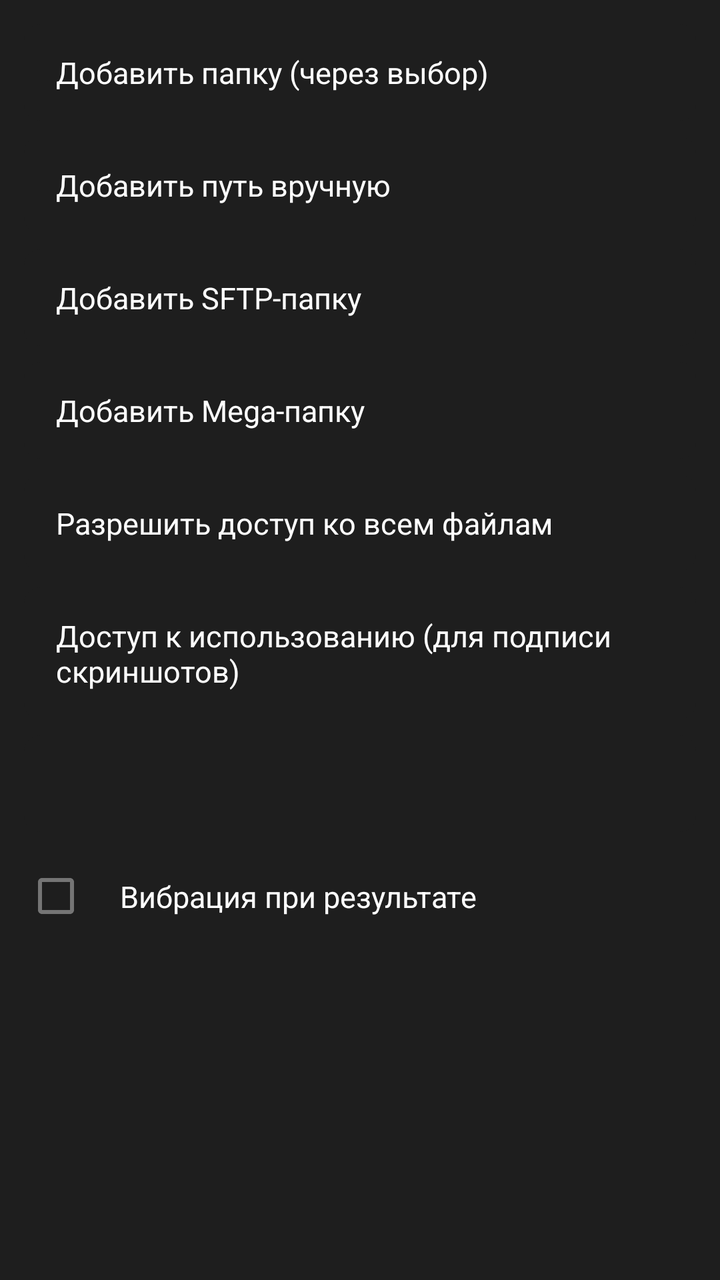
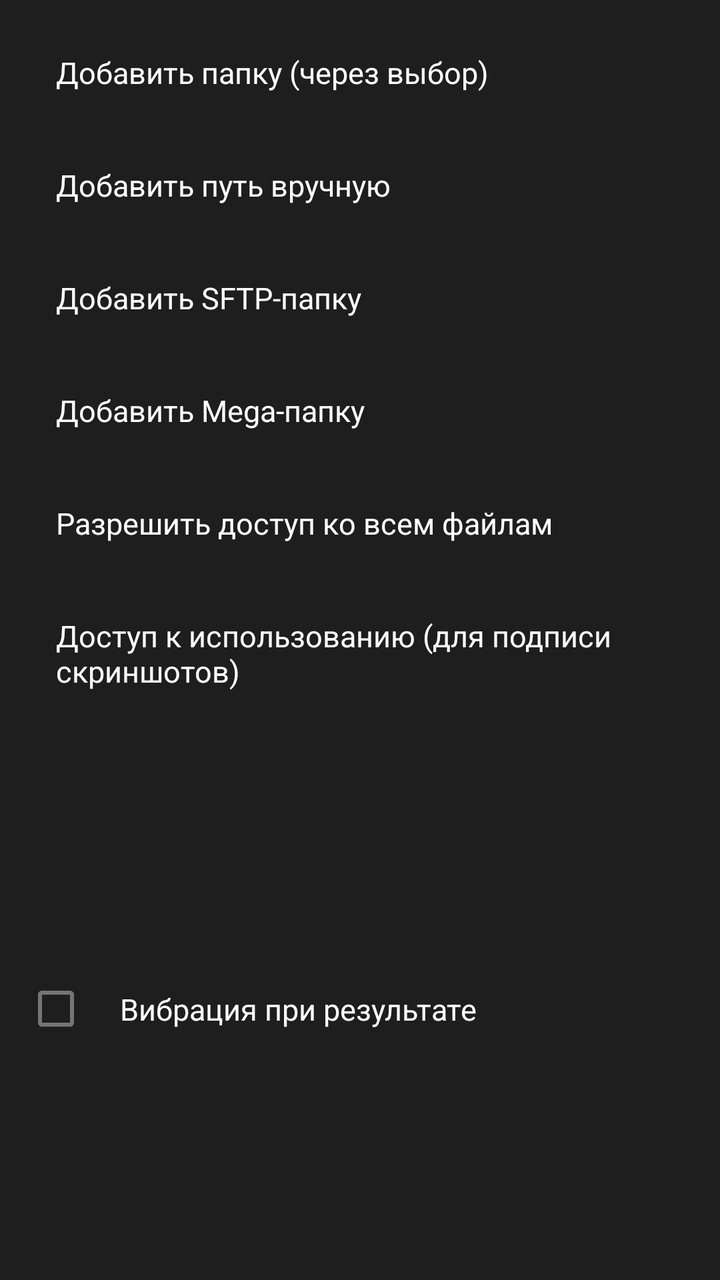

Compare the two renders of this Android layout. The source of the first and the diff that turns it into the second are given below.
<!-- AndroidManifest.xml: application theme Theme.ShareCopy -->
<!-- res/layout/dialog_menu_actions.xml -->
<?xml version="1.0" encoding="utf-8"?>
<LinearLayout xmlns:android="http://schemas.android.com/apk/res/android"
    android:layout_width="300dp"
    android:layout_height="wrap_content"
    android:orientation="vertical"
    android:background="@color/surface"
    android:padding="8dp">

    <TextView
        android:id="@+id/menuItemAddSaf"
        android:layout_width="match_parent"
        android:layout_height="wrap_content"
        android:background="@drawable/focusable_row_bg"
        android:paddingHorizontal="16dp"
        android:paddingVertical="14dp"
        android:layout_margin="4dp"
        android:focusable="true"
        android:clickable="true"
        android:text="@string/btn_add_saf"
        android:textColor="@color/text_primary"
        android:textSize="15sp" />

    <TextView
        android:id="@+id/menuItemAddManual"
        android:layout_width="match_parent"
        android:layout_height="wrap_content"
        android:background="@drawable/focusable_row_bg"
        android:paddingHorizontal="16dp"
        android:paddingVertical="14dp"
        android:layout_margin="4dp"
        android:focusable="true"
        android:clickable="true"
        android:text="@string/btn_add_manual"
        android:textColor="@color/text_primary"
        android:textSize="15sp" />

    <TextView
        android:id="@+id/menuItemAddSftp"
        android:layout_width="match_parent"
        android:layout_height="wrap_content"
        android:background="@drawable/focusable_row_bg"
        android:paddingHorizontal="16dp"
        android:paddingVertical="14dp"
        android:layout_margin="4dp"
        android:focusable="true"
        android:clickable="true"
        android:text="@string/btn_add_sftp"
        android:textColor="@color/text_primary"
        android:textSize="15sp" />

    <TextView
        android:id="@+id/menuItemAddMega"
        android:layout_width="match_parent"
        android:layout_height="wrap_content"
        android:background="@drawable/focusable_row_bg"
        android:paddingHorizontal="16dp"
        android:paddingVertical="14dp"
        android:layout_margin="4dp"
        android:focusable="true"
        android:clickable="true"
        android:text="@string/btn_add_mega"
        android:textColor="@color/text_primary"
        android:textSize="15sp" />

    <TextView
        android:id="@+id/menuItemAllFilesAccess"
        android:layout_width="match_parent"
        android:layout_height="wrap_content"
        android:background="@drawable/focusable_row_bg"
        android:paddingHorizontal="16dp"
        android:paddingVertical="14dp"
        android:layout_margin="4dp"
        android:focusable="true"
        android:clickable="true"
        android:text="@string/btn_all_files_access"
        android:textColor="@color/text_primary"
        android:textSize="15sp" />

    <TextView
        android:id="@+id/menuItemUsageAccess"
        android:layout_width="match_parent"
        android:layout_height="wrap_content"
        android:background="@drawable/focusable_row_bg"
        android:paddingHorizontal="16dp"
        android:paddingVertical="14dp"
        android:layout_margin="4dp"
        android:focusable="true"
        android:clickable="true"
        android:text="@string/btn_usage_access"
        android:textColor="@color/text_primary"
        android:textSize="15sp" />

    <TextView
        android:id="@+id/menuItemPickFileManager"
        android:layout_width="match_parent"
        android:layout_height="wrap_content"
        android:background="@drawable/focusable_row_bg"
        android:paddingHorizontal="16dp"
        android:paddingVertical="14dp"
        android:layout_margin="4dp"
        android:focusable="true"
        android:clickable="true"
        android:textColor="@color/text_primary"
        android:textSize="15sp" />

    <CheckBox
        android:id="@+id/menuCheckVibration"
        android:layout_width="match_parent"
        android:layout_height="wrap_content"
        android:paddingHorizontal="16dp"
        android:paddingVertical="14dp"
        android:layout_margin="4dp"
        android:focusable="true"
        android:text="@string/menu_toggle_vibration"
        android:textColor="@color/text_primary"
        android:textSize="15sp" />

</LinearLayout>
<!-- resources referenced by this layout -->
<resources>
  <color name="surface">#1E1E1E</color>
  <color name="text_primary">#FFFFFF</color>
  <!-- drawable focusable_row_bg (drawable) -->
  <?xml version="1.0" encoding="utf-8"?>
  <selector xmlns:android="http://schemas.android.com/apk/res/android">
      <item android:state_focused="true">
          <shape android:shape="rectangle">
              <solid android:color="@color/focus_highlight" />
              <corners android:radius="8dp" />
          </shape>
      </item>
      <item android:state_pressed="true">
          <shape android:shape="rectangle">
              <solid android:color="@color/focus_highlight" />
              <corners android:radius="8dp" />
          </shape>
      </item>
      <item>
          <shape android:shape="rectangle">
              <solid android:color="@color/surface" />
              <corners android:radius="8dp" />
          </shape>
      </item>
  </selector>
  <string name="btn_add_manual">Добавить путь вручную</string>
  <string name="btn_add_mega">Добавить Mega-папку</string>
  <string name="btn_add_saf">Добавить папку (через выбор)</string>
  <string name="btn_add_sftp">Добавить SFTP-папку</string>
  <string name="btn_all_files_access">Разрешить доступ ко всем файлам</string>
  <string name="btn_usage_access">Доступ к использованию (для подписи скриншотов)</string>
  <string name="menu_toggle_vibration">Вибрация при результате</string>
  <style name="Theme.ShareCopy" parent="Theme.MaterialComponents.DayNight.NoActionBar">
          <item name="colorPrimary">@color/accent</item>
          <item name="colorPrimaryDark">@color/bg</item>
          <item name="colorAccent">@color/accent</item>
          <item name="android:windowBackground">@color/bg</item>
      </style>
  <color name="focus_highlight">#2E7D32</color>
  <color name="accent">#4CAF50</color>
  <color name="bg">#121212</color>
</resources>

<!-- the commit's change to res/layout/dialog_menu_actions.xml (unified diff, before → after) -->
@@ -103,6 +103,19 @@
         android:textColor="@color/text_primary"
         android:textSize="15sp" />
 
+    <TextView
+        android:id="@+id/menuItemLogFolder"
+        android:layout_width="match_parent"
+        android:layout_height="wrap_content"
+        android:background="@drawable/focusable_row_bg"
+        android:paddingHorizontal="16dp"
+        android:paddingVertical="14dp"
+        android:layout_margin="4dp"
+        android:focusable="true"
+        android:clickable="true"
+        android:textColor="@color/text_primary"
+        android:textSize="15sp" />
+
     <CheckBox
         android:id="@+id/menuCheckVibration"
         android:layout_width="match_parent"
